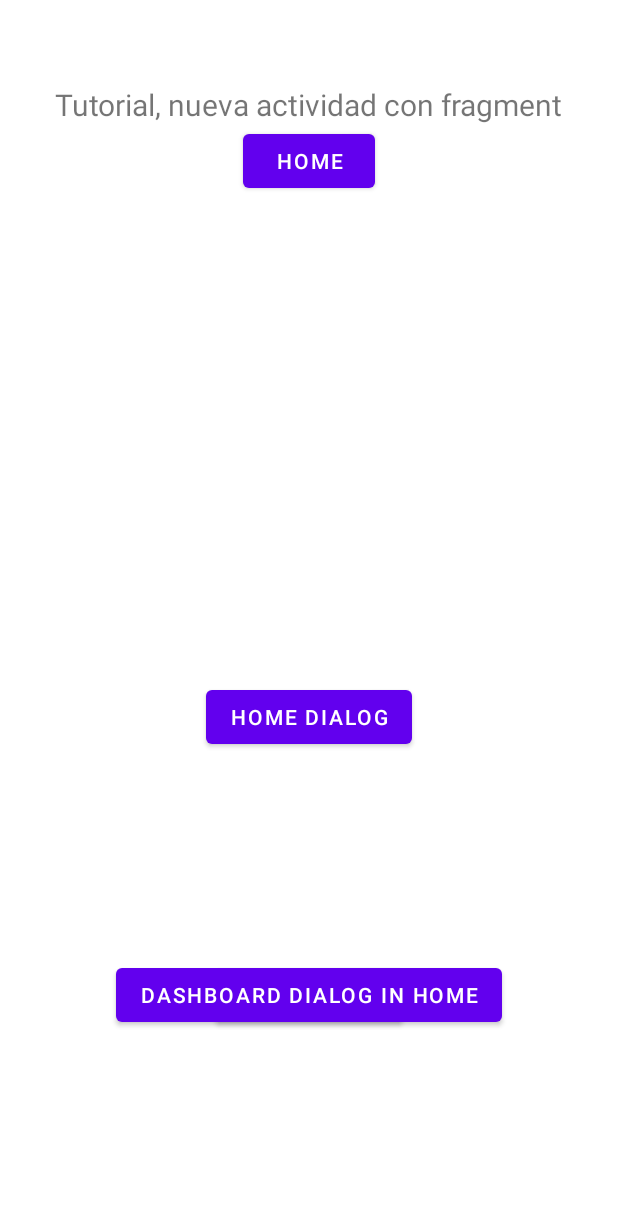
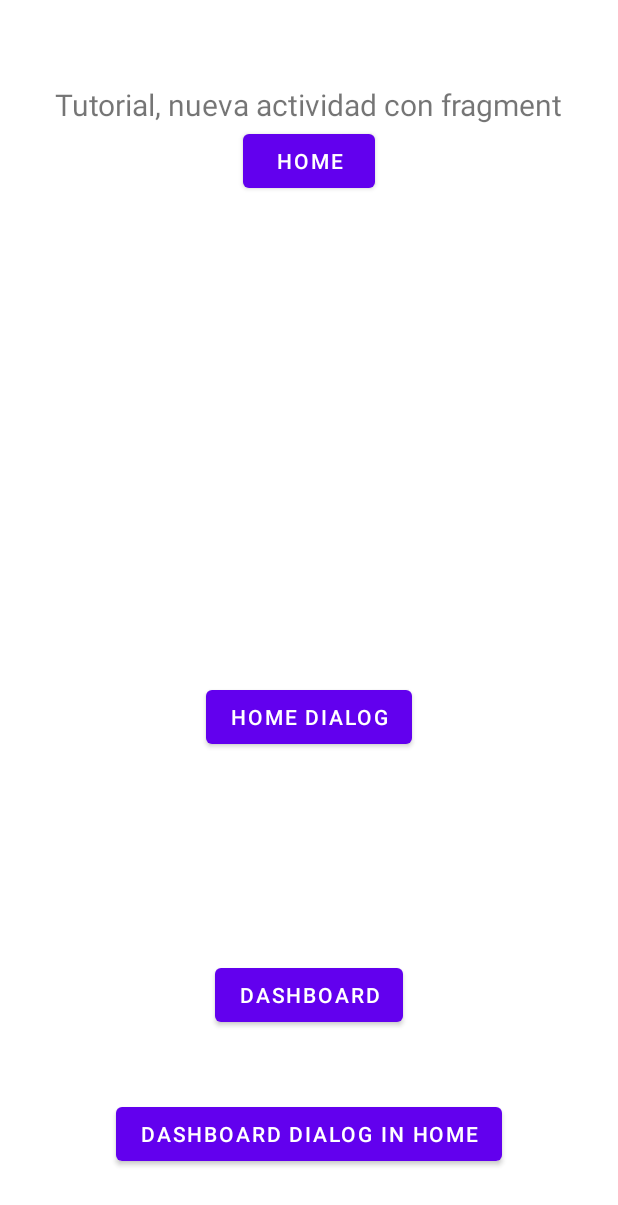
Before and after one commit to vicaloy/android-navigation, an Android app: the FirstTutorialFragment screen opened directly, with no data from a screen before it, on a phone screen of 412 x 824 dp. Shown: the top 1205 px of the screen. Run offline under Robolectric (Android 15) with nearby library versions, the phone set to English and light mode, and no system bars.

Commit message:
Modifico layout

```diff
--- a/tutorial/src/main/res/layout/fragment_first_tutorial.xml
+++ b/tutorial/src/main/res/layout/fragment_first_tutorial.xml
@@ -52,5 +52,5 @@
         app:layout_constraintBottom_toBottomOf="parent"
         app:layout_constraintEnd_toEndOf="parent"
         app:layout_constraintStart_toStartOf="parent"
-        app:layout_constraintTop_toBottomOf="@id/home_dialog_button"/>
+        app:layout_constraintTop_toBottomOf="@id/dashboard_button"/>
 </androidx.constraintlayout.widget.ConstraintLayout>
```
